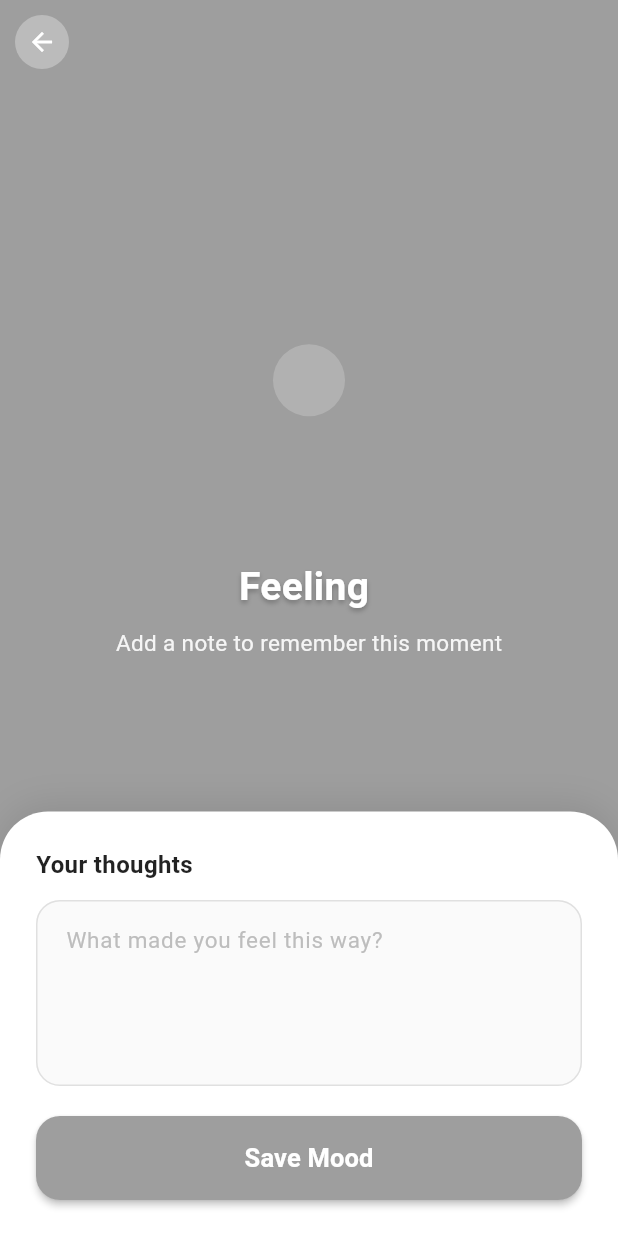
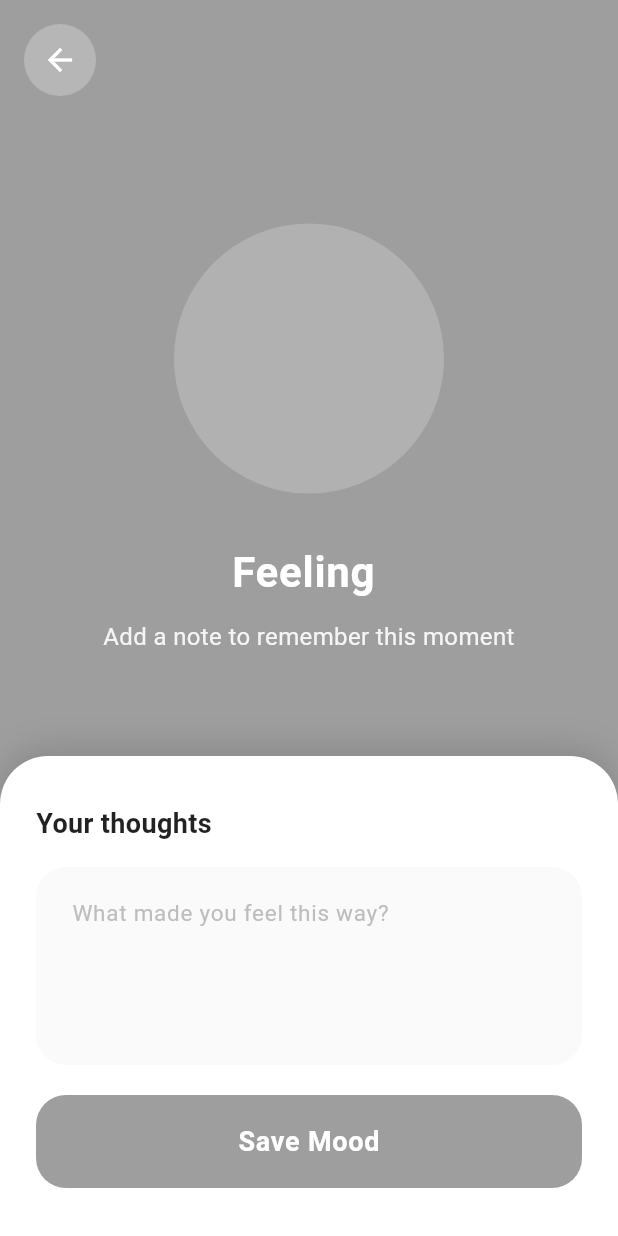
Before and after one commit to Rohit-Chandra-007/DailyPulse, a Flutter app: the AddNoteScreen screen opened directly with empty values, on a phone screen of 412 x 824 dp. Run offline on Flutter 3.47's test engine with Material 3 defaults, Android fonts, the light colour scheme and no system bars; our stand-ins replace fl_chart, hive, hive_flutter; accounts and stored records are empty.

Commit message:
feat(ui): Enhance app theming and navigation with dynamic dark mode
- Add theme toggle functionality with floating action button
- Implement dynamic gradient backgrounds for light and dark modes
- Refactor AppScaffold to support theme switching
- Update dark theme configuration with improved color schemes
- Add animated theme toggle button with smooth transitions
- Enhance navigation bar and card styling for better visual consistency
- Centralize theme-related color and styling configurations

```diff
--- a/lib/features/log/log_mood_screen.dart
+++ b/lib/features/log/log_mood_screen.dart
@@ -18,65 +18,65 @@ class _LogMoodScreenState extends State<LogMoodScreen> {
       label: AppConstants.moodLabels[0],
       emoji: AppConstants.moodEmojis[0],
       color: AppConstants.moodColorsDark[0],
-        level: 0),
+      level: 0,
+    ),
     MoodOption(
       label: AppConstants.moodLabels[1],
       emoji: AppConstants.moodEmojis[1],
       color: AppConstants.moodColorsDark[1],
-        level: 1),
+      level: 1,
+    ),
     MoodOption(
       label: AppConstants.moodLabels[2],
       emoji: AppConstants.moodEmojis[2],
       color: AppConstants.moodColorsDark[2],
-        level: 2),
+      level: 2,
+    ),
     MoodOption(
       label: AppConstants.moodLabels[3],
       emoji: AppConstants.moodEmojis[3],
       color: AppConstants.moodColorsDark[3],
-        level: 3),
+      level: 3,
+    ),
     MoodOption(
       label: AppConstants.moodLabels[4],
       emoji: AppConstants.moodEmojis[4],
       color: AppConstants.moodColorsDark[4],
-        level: 4),
+      level: 4,
+    ),
     MoodOption(
       label: AppConstants.moodLabels[5],
       emoji: AppConstants.moodEmojis[5],
       color: AppConstants.moodColorsDark[5],
-        level: 5),
+      level: 5,
+    ),
   ];
 
   void _onMoodSelected(MoodOption mood) {
     Navigator.push(
       context,
       MaterialPageRoute(
-        builder: (context) => AddNoteScreen(mood: mood, repository: _repository),
+        builder: (context) =>
+            AddNoteScreen(mood: mood, repository: _repository),
       ),
     );
   }
 
   @override
   Widget build(BuildContext context) {
-    return Container(
-      decoration: BoxDecoration(
-        gradient: LinearGradient(
-          begin: Alignment.topCenter,
-          end: Alignment.bottomCenter,
-          colors: [Colors.blue.shade50, Colors.white],
-        ),
-      ),
-      child: SafeArea(
-        child: Padding(
-          padding: const EdgeInsets.symmetric(horizontal: 20.0, vertical: 16.0),
+    final isDark = Theme.of(context).brightness == Brightness.dark;
+
+    return Padding(
+      padding: const EdgeInsets.fromLTRB(20.0, 16.0, 20.0, 16.0),
       child: Column(
       crossAxisAlignment: CrossAxisAlignment.start,
       children: [
-              const Text(
+        Text(
           'How are you feeling today?',
           style: TextStyle(
             fontSize: 28,
             fontWeight: FontWeight.bold,
-                  color: Colors.black87,
+            color: isDark ? Colors.white : Colors.black87,
           ),
         ),
         const SizedBox(height: 8),
@@ -84,7 +84,7 @@ class _LogMoodScreenState extends State<LogMoodScreen> {
           'Tap a mood to log your feelings',
           style: TextStyle(
             fontSize: 15,
-                  color: Colors.grey.shade600,
+            color: isDark ? Colors.grey.shade400 : Colors.grey.shade600,
           ),
         ),
         const SizedBox(height: 24),
@@ -115,8 +115,6 @@ class _LogMoodScreenState extends State<LogMoodScreen> {
         ),
       ],
     ),
-        ),
-      ),
     );
   }
 }
@@ -129,19 +127,23 @@ class _MoodCard extends StatelessWidget {
 
   @override
   Widget build(BuildContext context) {
+    final isDark = Theme.of(context).brightness == Brightness.dark;
+
     return GestureDetector(
       onTap: onTap,
       child: Container(
         decoration: BoxDecoration(
-          color: mood.color.withValues(alpha: 0.3),
+          color: isDark
+              ? mood.color.withValues(alpha: 0.2)
+              : mood.color.withValues(alpha: 0.3),
           borderRadius: BorderRadius.circular(24),
           border: Border.all(
-            color: mood.color.withValues(alpha: 0.4),
+            color: mood.color.withValues(alpha: isDark ? 0.5 : 0.4),
             width: 1.5,
           ),
           boxShadow: [
             BoxShadow(
-              color: mood.color.withValues(alpha: 0.2),
+              color: mood.color.withValues(alpha: isDark ? 0.15 : 0.2),
               blurRadius: 8,
               offset: const Offset(0, 4),
             ),
@@ -154,37 +156,34 @@ class _MoodCard extends StatelessWidget {
               width: 80,
               height: 80,
               decoration: BoxDecoration(
-                color: mood.color.withValues(alpha: 0.5),
+                color: mood.color.withValues(alpha: isDark ? 0.4 : 0.5),
                 shape: BoxShape.circle,
               ),
               child: Center(
-                child: Text(
-                  mood.emoji,
-                  style: const TextStyle(fontSize: 48),
-                ),
+                child: Text(mood.emoji, style: const TextStyle(fontSize: 48)),
               ),
             ),
             const SizedBox(height: 12),
             Text(
               mood.label,
-              style: const TextStyle(
+              style: TextStyle(
                 fontSize: 18,
                 fontWeight: FontWeight.w600,
-                color: Colors.black87,
+                color: isDark ? Colors.white : Colors.black87,
               ),
             ),
             const SizedBox(height: 4),
             Container(
               padding: const EdgeInsets.symmetric(horizontal: 12, vertical: 4),
               decoration: BoxDecoration(
-                color: mood.color.withValues(alpha: 0.4),
+                color: mood.color.withValues(alpha: isDark ? 0.3 : 0.4),
                 borderRadius: BorderRadius.circular(12),
               ),
               child: Text(
                 'Tap to log',
                 style: TextStyle(
                   fontSize: 12,
-                  color: Colors.grey.shade800,
+                  color: isDark ? Colors.white70 : Colors.grey.shade800,
                   fontWeight: FontWeight.w500,
                 ),
               ),
@@ -214,7 +213,11 @@ class AddNoteScreen extends StatefulWidget {
   final MoodOption mood;
   final MoodRepository repository;
 
-  const AddNoteScreen({super.key, required this.mood, required this.repository});
+  const AddNoteScreen({
+    super.key,
+    required this.mood,
+    required this.repository,
+  });
 
   @override
   State<AddNoteScreen> createState() => _AddNoteScreenState();
@@ -239,136 +242,164 @@ class _AddNoteScreenState extends State<AddNoteScreen> {
     await widget.repository.addMoodEntry(entry);
     if (mounted) {
       Navigator.pop(context);
-      ScaffoldMessenger.of(context).showSnackBar(
-        const SnackBar(content: Text('Mood logged!')),
-      );
+      ScaffoldMessenger.of(
+        context,
+      ).showSnackBar(const SnackBar(content: Text('Mood logged!')));
     }
   }
 
   @override
   Widget build(BuildContext context) {
+    final isDark = Theme.of(context).brightness == Brightness.dark;
+    final bottomSheetColor = isDark ? const Color(0xFF2C2C2C) : Colors.white;
+    final textColor = isDark ? Colors.white : Colors.black87;
+    final hintColor = isDark ? Colors.grey.shade600 : Colors.grey.shade400;
+    final fillColor = isDark ? const Color(0xFF1E1E1E) : Colors.grey.shade50;
+
     return Scaffold(
       backgroundColor: widget.mood.color,
-      appBar: AppBar(
-        backgroundColor: Colors.transparent,
-        elevation: 0,
-        leading: IconButton(
-          icon: Container(
-            padding: const EdgeInsets.all(8),
+      body: SafeArea(
+        child: Column(
+          children: [
+            // Custom App Bar
+            Padding(
+              padding: const EdgeInsets.all(16.0),
+              child: Row(
+                children: [
+                  GestureDetector(
+                    onTap: () => Navigator.pop(context),
+                    child: Container(
+                      padding: const EdgeInsets.all(12),
                       decoration: BoxDecoration(
-              color: Colors.white.withValues(alpha: 0.3),
+                        color: Colors.white.withValues(alpha: 0.25),
                         shape: BoxShape.circle,
                       ),
-            child: const Icon(Icons.arrow_back, color: Colors.white, size: 20),
+                      child: const Icon(
+                        Icons.arrow_back,
+                        color: Colors.white,
+                        size: 24,
                       ),
-          onPressed: () => Navigator.pop(context),
                     ),
-        title: Text(
+                  ),
+                  Expanded(
+                    child: Center(
+                      child: Text(
                         widget.mood.label,
                         style: const TextStyle(
                           color: Colors.white,
                           fontWeight: FontWeight.bold,
-            fontSize: 20,
+                          fontSize: 22,
+                          letterSpacing: 0.5,
                         ),
                       ),
-        centerTitle: true,
                     ),
-      body: Column(
-        children: [
+                  ),
+                  const SizedBox(width: 48), // Balance the back button
+                ],
+              ),
+            ),
+            // Emoji and Text Section
             Expanded(
               child: Center(
                 child: Column(
                   mainAxisAlignment: MainAxisAlignment.center,
                   children: [
                     Container(
-                    padding: const EdgeInsets.all(24),
+                      width: 180,
+                      height: 180,
                       decoration: BoxDecoration(
                         color: Colors.white.withValues(alpha: 0.2),
                         shape: BoxShape.circle,
                       ),
+                      child: Center(
                         child: Text(
                           widget.mood.emoji,
                           style: const TextStyle(fontSize: 100),
                         ),
                       ),
-                  const SizedBox(height: 24),
+                    ),
+                    const SizedBox(height: 32),
                     Text(
                       'Feeling ${widget.mood.label.toLowerCase()}',
                       style: const TextStyle(
-                      fontSize: 26,
+                        fontSize: 28,
                         fontWeight: FontWeight.bold,
                         color: Colors.white,
-                      shadows: [
-                        Shadow(
-                          color: Colors.black26,
-                          offset: Offset(0, 2),
-                          blurRadius: 4,
-                        ),
-                      ],
+                        letterSpacing: 0.5,
                       ),
                     ),
-                  const SizedBox(height: 8),
-                  Text(
+                    const SizedBox(height: 12),
+                    Padding(
+                      padding: const EdgeInsets.symmetric(horizontal: 40.0),
+                      child: Text(
                         'Add a note to remember this moment',
+                        textAlign: TextAlign.center,
                         style: TextStyle(
-                      fontSize: 15,
+                          fontSize: 16,
                           color: Colors.white.withValues(alpha: 0.9),
+                          height: 1.4,
+                        ),
                       ),
                     ),
                   ],
                 ),
               ),
             ),
+            // Bottom Sheet
             Container(
-            padding: const EdgeInsets.all(24),
+              padding: const EdgeInsets.fromLTRB(24, 32, 24, 24),
               decoration: BoxDecoration(
-              color: Colors.white,
-              borderRadius: const BorderRadius.vertical(top: Radius.circular(32)),
+                color: bottomSheetColor,
+                borderRadius: const BorderRadius.vertical(
+                  top: Radius.circular(32),
+                ),
                 boxShadow: [
                   BoxShadow(
-                  color: Colors.black.withValues(alpha: 0.1),
+                    color: Colors.black.withValues(alpha: 0.15),
                     blurRadius: 20,
                     offset: const Offset(0, -4),
                   ),
                 ],
               ),
-            child: SafeArea(
               child: Column(
                 mainAxisSize: MainAxisSize.min,
                 crossAxisAlignment: CrossAxisAlignment.start,
                 children: [
-                  const Text(
+                  Text(
                     'Your thoughts',
                     style: TextStyle(
-                      fontSize: 16,
-                      fontWeight: FontWeight.w600,
-                      color: Colors.black87,
+                      fontSize: 18,
+                      fontWeight: FontWeight.bold,
+                      color: textColor,
                     ),
                   ),
-                  const SizedBox(height: 12),
+                  const SizedBox(height: 16),
                   TextField(
                     controller: _noteController,
                     decoration: InputDecoration(
                       hintText: 'What made you feel this way?',
-                      hintStyle: TextStyle(color: Colors.grey.shade400),
+                      hintStyle: TextStyle(color: hintColor, fontSize: 15),
                       border: OutlineInputBorder(
-                        borderRadius: BorderRadius.circular(16),
-                        borderSide: BorderSide(color: Colors.grey.shade300),
+                        borderRadius: BorderRadius.circular(20),
+                        borderSide: BorderSide.none,
                       ),
                       enabledBorder: OutlineInputBorder(
-                        borderRadius: BorderRadius.circular(16),
-                        borderSide: BorderSide(color: Colors.grey.shade300),
+                        borderRadius: BorderRadius.circular(20),
+                        borderSide: BorderSide.none,
                       ),
                       focusedBorder: OutlineInputBorder(
-                        borderRadius: BorderRadius.circular(16),
-                        borderSide: BorderSide(color: widget.mood.color, width: 2),
+                        borderRadius: BorderRadius.circular(20),
+                        borderSide: BorderSide(
+                          color: widget.mood.color.withValues(alpha: 0.5),
+                          width: 2,
                         ),
-                      contentPadding: const EdgeInsets.all(16),
+                      ),
+                      contentPadding: const EdgeInsets.all(20),
                       filled: true,
-                      fillColor: Colors.grey.shade50,
+                      fillColor: fillColor,
                     ),
                     maxLines: 4,
-                    style: const TextStyle(fontSize: 15, color: Colors.black87),
+                    style: TextStyle(fontSize: 15, color: textColor),
                   ),
                   const SizedBox(height: 20),
                   SizedBox(
@@ -377,28 +408,30 @@ class _AddNoteScreenState extends State<AddNoteScreen> {
                       onPressed: _saveMood,
                       style: FilledButton.styleFrom(
                         backgroundColor: widget.mood.color,
-                        padding: const EdgeInsets.symmetric(vertical: 16),
+                        padding: const EdgeInsets.symmetric(vertical: 18),
                         shape: RoundedRectangleBorder(
-                          borderRadius: BorderRadius.circular(16),
+                          borderRadius: BorderRadius.circular(20),
                         ),
-                        elevation: 2,
+                        elevation: 0,
                       ),
                       child: const Text(
                         'Save Mood',
                         style: TextStyle(
-                          fontSize: 17,
+                          fontSize: 18,
                           fontWeight: FontWeight.bold,
                           color: Colors.white,
+                          letterSpacing: 0.5,
                         ),
                       ),
+                    ),
+                  ),
+                  const SizedBox(height: 8),
+                ],
               ),
             ),
           ],
         ),
       ),
-          ),
-        ],
-      ),
     );
   }
 }
--- a/lib/main.dart
+++ b/lib/main.dart
@@ -9,8 +9,23 @@ void main() async {
   runApp(const MyApp());
 }
 
-class MyApp extends StatelessWidget {
+class MyApp extends StatefulWidget {
   const MyApp({super.key});
+
+  @override
+  State<MyApp> createState() => _MyAppState();
+}
+
+class _MyAppState extends State<MyApp> {
+  ThemeMode _themeMode = ThemeMode.system;
+
+  void _toggleTheme() {
+    setState(() {
+      _themeMode = _themeMode == ThemeMode.light
+          ? ThemeMode.dark
+          : ThemeMode.light;
+    });
+  }
 
   @override
   Widget build(BuildContext context) {
@@ -18,7 +33,8 @@ class MyApp extends StatelessWidget {
       title: 'DailyPulse',
       theme: AppTheme.lightTheme,
       darkTheme: AppTheme.darkTheme,
-      home: const AppScaffold(),
+      themeMode: _themeMode,
+      home: AppScaffold(onThemeToggle: _toggleTheme),
     );
   }
 }
```
Also changed, not shown: lib/app_scaffold.dart (+30 -14 lines), lib/core/theme.dart (+26 -0 lines), lib/features/history/history_screen.dart (+45 -27 lines), lib/features/insights/insights_screen.dart (+32 -28 lines). Lines whose indentation alone changed are shown as unchanged.
